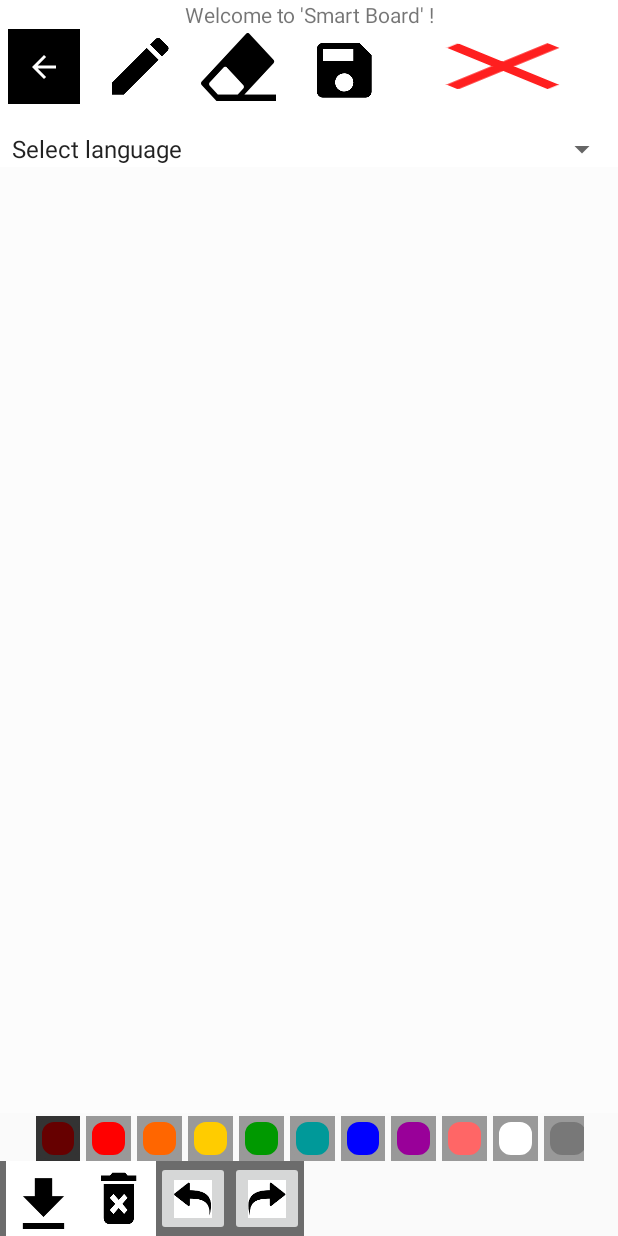
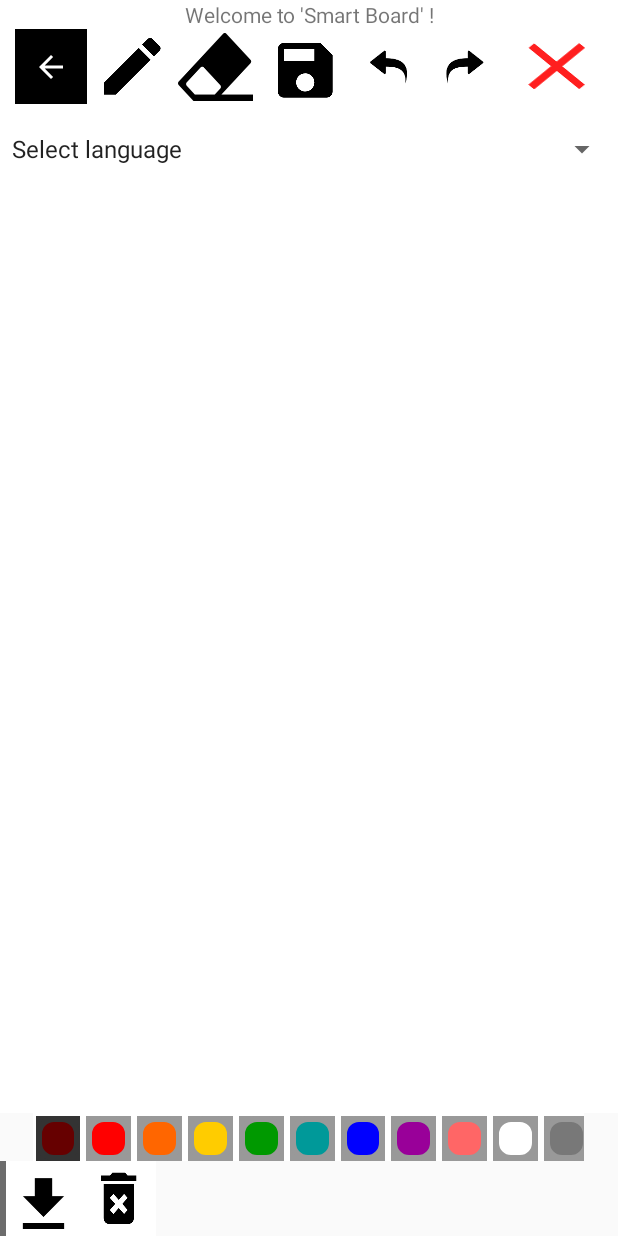
Before and after one commit to Aniket29-shiv/INK-final, an Android app: the DigitalInkMainActivity screen opened directly, with no data from a screen before it, on a phone screen of 412 x 824 dp. Run offline under Robolectric (Android 15) with nearby library versions, the phone set to English and light mode, and no system bars; plain views replace SearchableSpinner, StatusTextView; Roboto replaces fonts that are not available here; 7 statements that could not run were skipped.

Commit message:
Undo Redo added up.

```diff
--- a/app/src/main/res/layout/activity_digital_ink_main.xml
+++ b/app/src/main/res/layout/activity_digital_ink_main.xml
@@ -22,7 +22,7 @@
                 android:layout_height="wrap_content"
                 android:layout_gravity="center_horizontal"
                 android:gravity="center_horizontal"
-                android:text="Welcome to 'Smart Board' !"
+                android:text="@string/welcome_to_smart_board"
                 android:textAlignment="center"
                 android:textIsSelectable="true"
                 app:layout_constraintBottom_toBottomOf="parent"
@@ -42,11 +42,12 @@
                     android:id="@+id/exit_btn"
                     android:layout_width="48dp"
                     android:layout_height="50dp"
-                    android:layout_marginStart="5dp"
-                    android:layout_marginLeft="25dp"
-                    android:layout_marginEnd="15dp"
-                    android:layout_marginRight="15dp"
+                    android:layout_marginStart="10dp"
+                    android:layout_marginLeft="10dp"
+                    android:layout_marginEnd="5dp"
+                    android:layout_marginRight="5dp"
                     android:background="#000000"
+                    android:contentDescription="@string/todo"
                     android:paddingLeft="20dp"
                     android:paddingRight="20dp"
                     app:layout_constraintBottom_toBottomOf="parent"
@@ -70,30 +71,30 @@
 
                 <ImageButton
                     android:id="@+id/draw_btn"
-                    android:layout_width="wrap_content"
-                    android:layout_height="wrap_content"
-                    android:layout_marginEnd="15dp"
-                    android:layout_marginRight="15dp"
+                    android:layout_width="50dp"
+                    android:layout_height="50dp"
+                    android:layout_marginEnd="5dp"
+                    android:layout_marginRight="0dp"
                     android:background="@color/common_google_signin_btn_text_dark_default"
                     android:contentDescription="@string/brush"
                     android:src="@drawable/pen" />
 
                 <ImageButton
                     android:id="@+id/erase_btn"
-                    android:layout_width="wrap_content"
+                    android:layout_width="50dp"
                     android:layout_height="50dp"
-                    android:layout_marginEnd="15dp"
-                    android:layout_marginRight="15dp"
+                    android:layout_marginEnd="10dp"
+                    android:layout_marginRight="10dp"
                     android:background="@color/common_google_signin_btn_text_dark_default"
                     android:contentDescription="@string/erase"
                     android:src="@drawable/eraser" />
 
                 <ImageButton
                     android:id="@+id/save_btn"
-                    android:layout_width="60dp"
+                    android:layout_width="50dp"
                     android:layout_height="50dp"
-                    android:layout_marginEnd="15dp"
-                    android:layout_marginRight="15dp"
+                    android:layout_marginEnd="5dp"
+                    android:layout_marginRight="5dp"
                     android:background="@color/common_google_signin_btn_text_dark_default"
                     android:contentDescription="@string/save"
                     android:paddingTop="5dp"
@@ -109,13 +110,36 @@
                 <!--                    android:text="Recognize"-->
                 <!--                    android:textColor="#FFFFFF" />-->
 
+                <ImageButton
+                    android:id="@+id/undo"
+
+                    android:layout_width="50dp"
+                    android:layout_height="50dp"
+                    android:layout_weight="1"
+                    android:background="@android:color/background_light"
+                    android:src="@drawable/undo"
+                    android:text="@string/undo"
+                    android:contentDescription="@string/todo" />
+
+                <ImageButton
+                    android:id="@+id/redo"
+                    android:layout_width="50dp"
+                    android:layout_height="50dp"
+                    android:layout_weight="1"
+                    android:background="@android:color/background_light"
+                    android:src="@drawable/redo"
+                    android:text="@string/redo"
+                    android:contentDescription="@string/todo" />
+
                 <Button
                     android:id="@+id/clear_button"
 
                     android:layout_width="60dp"
                     android:layout_height="50dp"
-                    android:layout_marginEnd="15dp"
-                    android:layout_marginRight="15dp"
+                    android:layout_marginStart="5dp"
+                    android:layout_marginLeft="5dp"
+                    android:layout_marginEnd="10dp"
+                    android:layout_marginRight="10dp"
                     android:layout_weight="1"
                     android:background="@drawable/exit"
                     android:onClick="clearClick"
@@ -124,13 +148,14 @@
                     android:src="@drawable/clear" />
 
             </LinearLayout>
+
             <com.toptoche.searchablespinnerlibrary.SearchableSpinner
                 android:id="@+id/Languages_Spinner"
                 android:layout_width="fill_parent"
-                android:layout_height="wrap_content"
+                android:layout_height="0dp"
                 android:layout_marginTop="8dp"
                 android:layout_weight="3"
-                android:text="Select language"
+                android:text="@string/select_language"
                 app:layout_constraintEnd_toEndOf="@+id/drawing_view"
                 app:layout_constraintHorizontal_bias="1.0"
                 app:layout_constraintStart_toStartOf="parent"
@@ -140,13 +165,12 @@
     </FrameLayout>
 
 
-
     <com.google.mlkit.samples.vision.digitalink.DrawingView
         android:id="@+id/drawing_view"
         android:layout_width="match_parent"
-        android:layout_height="200dp"
+        android:layout_height="0dp"
         android:layout_weight="1"
-        android:background="#80FFFFFF" />
+        android:background="@android:color/background_light" />
 
     <LinearLayout
         android:id="@+id/paint_colors"
@@ -154,6 +178,7 @@
         android:layout_height="32dp"
         android:layout_gravity="center"
         android:layout_marginBottom="0dp"
+        android:background="@android:color/background_light"
         android:orientation="horizontal">
 
         <ImageButton
@@ -257,7 +282,7 @@
             android:tag="#FFFFFFFF" />
 
         <ImageButton
-            android:layout_width="32dp"
+            android:layout_width="30dp"
             android:layout_height="@dimen/large_brush"
             android:layout_margin="2dp"
             android:background="#FF787878"
@@ -287,7 +312,8 @@
             app:layout_constraintStart_toEndOf="@+id/delete_button"
             app:layout_constraintTop_toTopOf="parent"
             app:layout_constraintVertical_bias="1.0"
-            app:srcCompat="@drawable/download" />
+            app:srcCompat="@drawable/download"
+            android:contentDescription="@string/todo" />
 
         <ImageButton
             android:id="@+id/delete_button"
@@ -301,25 +327,10 @@
             app:layout_constraintStart_toStartOf="parent"
             app:layout_constraintTop_toTopOf="parent"
             app:layout_constraintVertical_bias="1.0"
-            app:srcCompat="@drawable/delete" />
-
-        <ImageButton
-            android:id="@+id/undo"
-
-            android:layout_width="fill_parent"
-            android:layout_height="fill_parent"
-            android:layout_weight="1"
-            android:text="Undo"
-            android:src="@drawable/undo"/>
+            app:srcCompat="@drawable/delete"
+            android:contentDescription="@string/todo" />
 
 
-        <ImageButton
-            android:id="@+id/redo"
-            android:layout_width="fill_parent"
-            android:layout_height="fill_parent"
-            android:layout_weight="1"
-            android:text="Redo"
-            android:src="@drawable/redo"/>
     </LinearLayout>
 
 </LinearLayout>
--- a/app/src/main/res/values/strings.xml
+++ b/app/src/main/res/values/strings.xml
@@ -9,4 +9,12 @@
     <string name="save">Save</string>
     <string name="paint">Paint</string>
     <string name="INK">INK</string>
+    <string name="welcome_to_smart_board">Welcome to \'Smart Board\' !</string>
+    <string name="select_language">Select language</string>
+    <string name="todo">TODO</string>
+
+    <string name="undo">Undo</string>
+
+    <string name="redo">Redo</string>
+
 </resources>
```
